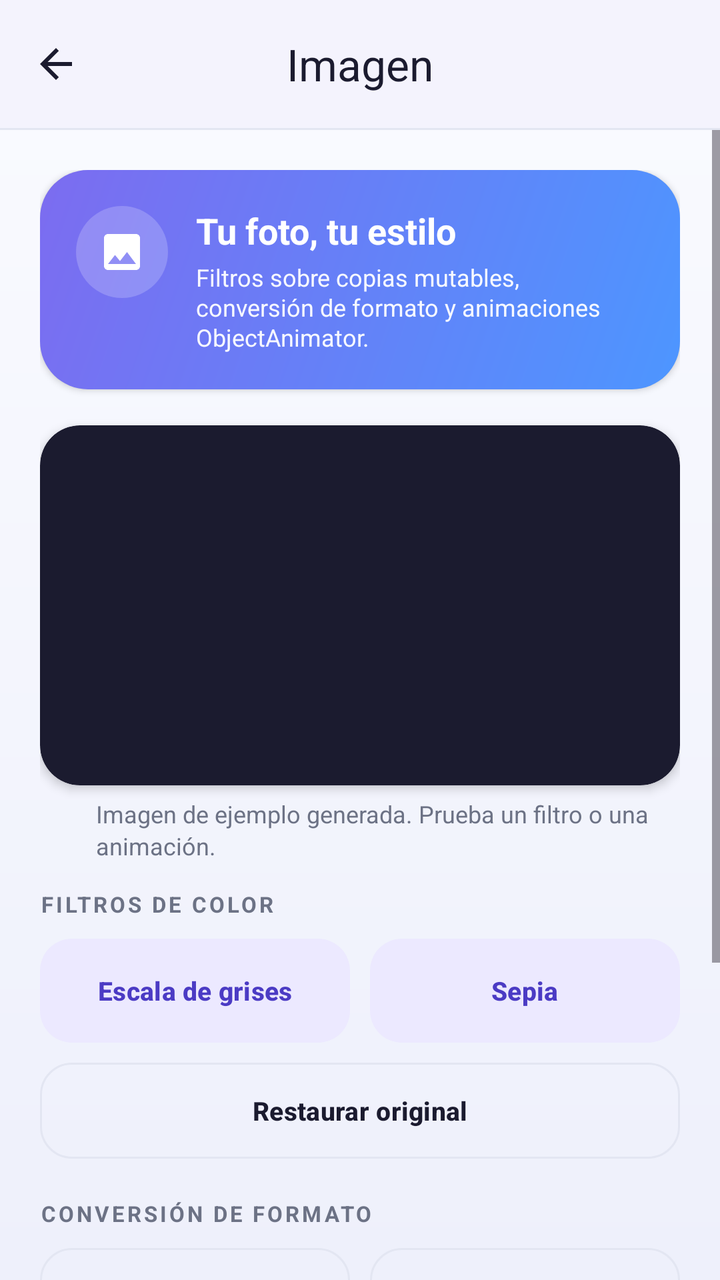
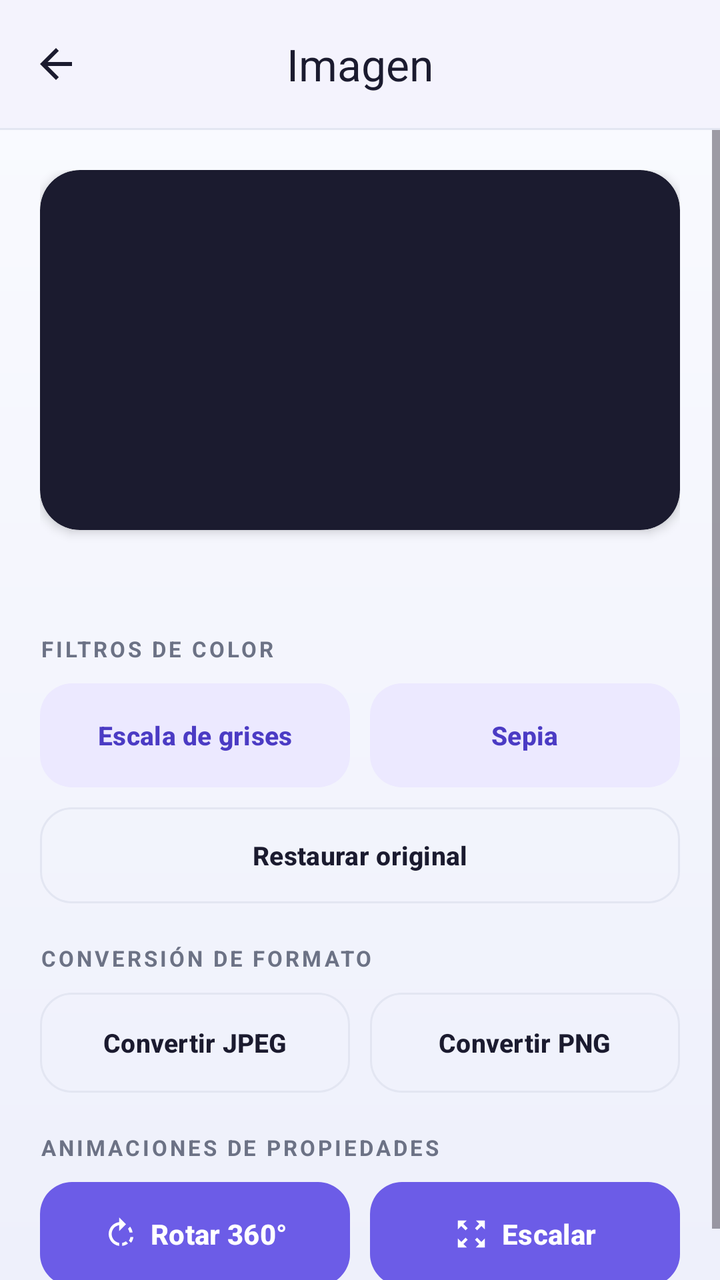

Compare the two renders of this Android layout. The source of the first and the diff that turns it into the second are given below.
<!-- AndroidManifest.xml: application theme Theme.ActividadEvaluable2 -->
<!-- res/layout/activity_imagen.xml -->
<?xml version="1.0" encoding="utf-8"?>
<androidx.constraintlayout.widget.ConstraintLayout xmlns:android="http://schemas.android.com/apk/res/android"
    xmlns:app="http://schemas.android.com/apk/res-auto"
    xmlns:tools="http://schemas.android.com/tools"
    android:id="@+id/imagenRoot"
    android:layout_width="match_parent"
    android:layout_height="match_parent"
    android:background="@drawable/bg_app_gradient"
    tools:context=".ImagenActivity">

    
    <com.google.android.material.appbar.MaterialToolbar
        android:id="@+id/toolbarImagen"
        android:layout_width="0dp"
        android:layout_height="?attr/actionBarSize"
        android:background="@color/surface"
        android:elevation="2dp"
        app:layout_constraintEnd_toEndOf="parent"
        app:layout_constraintStart_toStartOf="parent"
        app:layout_constraintTop_toTopOf="parent"
        app:navigationIcon="@drawable/ic_back"
        app:navigationIconTint="@color/text_primary"
        app:title="@string/imagen_title"
        app:titleCentered="true"
        app:titleTextColor="@color/text_primary" />

    <View
        android:id="@+id/dividerImagen"
        android:layout_width="0dp"
        android:layout_height="1dp"
        android:background="@color/divider"
        app:layout_constraintEnd_toEndOf="parent"
        app:layout_constraintStart_toStartOf="parent"
        app:layout_constraintTop_toBottomOf="@id/toolbarImagen" />

    <ScrollView
        android:id="@+id/scrollImagen"
        android:layout_width="0dp"
        android:layout_height="0dp"
        android:clipToPadding="false"
        android:fillViewport="true"
        app:layout_constraintBottom_toBottomOf="parent"
        app:layout_constraintEnd_toEndOf="parent"
        app:layout_constraintStart_toStartOf="parent"
        app:layout_constraintTop_toBottomOf="@id/dividerImagen">

        <androidx.constraintlayout.widget.ConstraintLayout
            android:layout_width="match_parent"
            android:layout_height="wrap_content"
            android:paddingStart="20dp"
            android:paddingTop="20dp"
            android:paddingEnd="20dp"
            android:paddingBottom="24dp">

            
            <androidx.constraintlayout.widget.ConstraintLayout
                android:id="@+id/heroImagen"
                android:layout_width="0dp"
                android:layout_height="wrap_content"
                android:background="@drawable/bg_hero_imagen"
                android:elevation="2dp"
                android:padding="18dp"
                app:layout_constraintEnd_toEndOf="parent"
                app:layout_constraintStart_toStartOf="parent"
                app:layout_constraintTop_toTopOf="parent">

                <ImageView
                    android:id="@+id/iconHeroImagen"
                    android:layout_width="46dp"
                    android:layout_height="46dp"
                    android:background="@drawable/bg_circle_translucent"
                    android:contentDescription="@null"
                    android:importantForAccessibility="no"
                    android:padding="11dp"
                    android:src="@drawable/ic_image"
                    app:layout_constraintStart_toStartOf="parent"
                    app:layout_constraintTop_toTopOf="parent"
                    app:tint="@color/white" />

                <TextView
                    android:id="@+id/titleHeroImagen"
                    android:layout_width="0dp"
                    android:layout_height="wrap_content"
                    android:layout_marginStart="14dp"
                    android:layout_marginEnd="8dp"
                    android:text="@string/imagen_hero_title"
                    android:textColor="@color/white"
                    android:textSize="18sp"
                    android:textStyle="bold"
                    app:layout_constraintEnd_toEndOf="parent"
                    app:layout_constraintStart_toEndOf="@id/iconHeroImagen"
                    app:layout_constraintTop_toTopOf="@id/iconHeroImagen" />

                <TextView
                    android:id="@+id/descHeroImagen"
                    android:layout_width="0dp"
                    android:layout_height="wrap_content"
                    android:layout_marginStart="14dp"
                    android:layout_marginTop="3dp"
                    android:layout_marginEnd="8dp"
                    android:lineSpacingExtra="1dp"
                    android:text="@string/imagen_hero_desc"
                    android:textColor="#F2FFFFFF"
                    android:textSize="12sp"
                    app:layout_constraintBottom_toBottomOf="parent"
                    app:layout_constraintEnd_toEndOf="parent"
                    app:layout_constraintStart_toEndOf="@id/iconHeroImagen"
                    app:layout_constraintTop_toBottomOf="@id/titleHeroImagen" />

            </androidx.constraintlayout.widget.ConstraintLayout>

            
            <com.google.android.material.card.MaterialCardView
                android:id="@+id/cardImagenMostrada"
                android:layout_width="0dp"
                android:layout_height="wrap_content"
                android:layout_marginTop="18dp"
                app:cardBackgroundColor="@color/text_primary"
                app:cardCornerRadius="20dp"
                app:cardElevation="3dp"
                app:layout_constraintEnd_toEndOf="parent"
                app:layout_constraintStart_toStartOf="parent"
                app:layout_constraintTop_toBottomOf="@id/heroImagen"
                app:strokeWidth="0dp">

                <ImageView
                    android:id="@+id/ivImagen"
                    android:layout_width="match_parent"
                    android:layout_height="wrap_content"
                    android:adjustViewBounds="true"
                    android:contentDescription="@string/imagen_descripcion"
                    android:minHeight="180dp"
                    android:scaleType="fitCenter" />
            </com.google.android.material.card.MaterialCardView>

            
            <ProgressBar
                android:id="@+id/progressImagen"
                android:layout_width="20dp"
                android:layout_height="20dp"
                android:layout_marginTop="12dp"
                android:indeterminateTint="@color/primary"
                android:visibility="invisible"
                app:layout_constraintStart_toStartOf="parent"
                app:layout_constraintTop_toBottomOf="@id/cardImagenMostrada" />

            <TextView
                android:id="@+id/tvEstadoImagen"
                android:layout_width="0dp"
                android:layout_height="wrap_content"
                android:layout_marginStart="8dp"
                android:lineSpacingExtra="2dp"
                android:text="@string/imagen_estado_inicial"
                android:textColor="@color/text_secondary"
                android:textSize="12sp"
                app:layout_constraintBottom_toBottomOf="@id/progressImagen"
                app:layout_constraintEnd_toEndOf="parent"
                app:layout_constraintStart_toEndOf="@id/progressImagen"
                app:layout_constraintTop_toTopOf="@id/progressImagen" />

            
            <TextView
                android:id="@+id/tituloFiltros"
                style="@style/Widget.App.SectionTitle"
                android:layout_width="wrap_content"
                android:layout_height="wrap_content"
                android:layout_marginTop="20dp"
                android:text="@string/seccion_filtros"
                app:layout_constraintStart_toStartOf="parent"
                app:layout_constraintTop_toBottomOf="@id/progressImagen" />

            <com.google.android.material.button.MaterialButton
                android:id="@+id/btnGrises"
                style="@style/Widget.App.Button.Tonal"
                android:layout_width="0dp"
                android:layout_height="52dp"
                android:layout_marginTop="10dp"
                android:layout_marginEnd="5dp"
                android:text="@string/btn_grises"
                app:layout_constraintEnd_toStartOf="@id/btnSepia"
                app:layout_constraintHorizontal_chainStyle="spread"
                app:layout_constraintStart_toStartOf="parent"
                app:layout_constraintTop_toBottomOf="@id/tituloFiltros" />

            <com.google.android.material.button.MaterialButton
                android:id="@+id/btnSepia"
                style="@style/Widget.App.Button.Tonal"
                android:layout_width="0dp"
                android:layout_height="52dp"
                android:layout_marginStart="5dp"
                android:layout_marginTop="10dp"
                android:text="@string/btn_sepia"
                app:layout_constraintEnd_toEndOf="parent"
                app:layout_constraintStart_toEndOf="@id/btnGrises"
                app:layout_constraintTop_toBottomOf="@id/tituloFiltros" />

            <com.google.android.material.button.MaterialButton
                android:id="@+id/btnRestaurar"
                style="@style/Widget.App.Button.Outlined"
                android:layout_width="0dp"
                android:layout_height="48dp"
                android:layout_marginTop="10dp"
                android:text="@string/btn_restaurar"
                app:layout_constraintEnd_toEndOf="parent"
                app:layout_constraintStart_toStartOf="parent"
                app:layout_constraintTop_toBottomOf="@id/btnGrises" />

            
            <TextView
                android:id="@+id/tituloFormatos"
                style="@style/Widget.App.SectionTitle"
                android:layout_width="wrap_content"
                android:layout_height="wrap_content"
                android:layout_marginTop="20dp"
                android:text="@string/seccion_formatos"
                app:layout_constraintStart_toStartOf="parent"
                app:layout_constraintTop_toBottomOf="@id/btnRestaurar" />

            <com.google.android.material.button.MaterialButton
                android:id="@+id/btnJpeg"
                style="@style/Widget.App.Button.Outlined"
                android:layout_width="0dp"
                android:layout_height="50dp"
                android:layout_marginTop="10dp"
                android:layout_marginEnd="5dp"
                android:text="@string/btn_jpeg"
                app:layout_constraintEnd_toStartOf="@id/btnPng"
                app:layout_constraintHorizontal_chainStyle="spread"
                app:layout_constraintStart_toStartOf="parent"
                app:layout_constraintTop_toBottomOf="@id/tituloFormatos" />

            <com.google.android.material.button.MaterialButton
                android:id="@+id/btnPng"
                style="@style/Widget.App.Button.Outlined"
                android:layout_width="0dp"
                android:layout_height="50dp"
                android:layout_marginStart="5dp"
                android:layout_marginTop="10dp"
                android:text="@string/btn_png"
                app:layout_constraintEnd_toEndOf="parent"
                app:layout_constraintStart_toEndOf="@id/btnJpeg"
                app:layout_constraintTop_toBottomOf="@id/tituloFormatos" />

            
            <TextView
                android:id="@+id/tituloAnimaciones"
                style="@style/Widget.App.SectionTitle"
                android:layout_width="wrap_content"
                android:layout_height="wrap_content"
                android:layout_marginTop="20dp"
                android:text="@string/seccion_animaciones"
                app:layout_constraintStart_toStartOf="parent"
                app:layout_constraintTop_toBottomOf="@id/btnJpeg" />

            <com.google.android.material.button.MaterialButton
                android:id="@+id/btnRotar"
                style="@style/Widget.App.Button"
                android:layout_width="0dp"
                android:layout_height="52dp"
                android:layout_marginTop="10dp"
                android:layout_marginEnd="5dp"
                android:text="@string/btn_rotar"
                app:icon="@drawable/ic_rotate"
                app:layout_constraintEnd_toStartOf="@id/btnEscalar"
                app:layout_constraintHorizontal_chainStyle="spread"
                app:layout_constraintStart_toStartOf="parent"
                app:layout_constraintTop_toBottomOf="@id/tituloAnimaciones" />

            <com.google.android.material.button.MaterialButton
                android:id="@+id/btnEscalar"
                style="@style/Widget.App.Button"
                android:layout_width="0dp"
                android:layout_height="52dp"
                android:layout_marginStart="5dp"
                android:layout_marginTop="10dp"
                android:text="@string/btn_escala"
                app:icon="@drawable/ic_scale"
                app:layout_constraintEnd_toEndOf="parent"
                app:layout_constraintStart_toEndOf="@id/btnRotar"
                app:layout_constraintTop_toBottomOf="@id/tituloAnimaciones" />

            
            <TextView
                android:id="@+id/tvNotaImagen"
                android:layout_width="0dp"
                android:layout_height="wrap_content"
                android:layout_marginTop="18dp"
                android:lineSpacingExtra="3dp"
                android:text="@string/imagen_nota"
                android:textColor="@color/text_secondary"
                android:textSize="11sp"
                app:layout_constraintEnd_toEndOf="parent"
                app:layout_constraintStart_toStartOf="parent"
                app:layout_constraintTop_toBottomOf="@id/btnRotar" />

        </androidx.constraintlayout.widget.ConstraintLayout>
    </ScrollView>

</androidx.constraintlayout.widget.ConstraintLayout>
<!-- resources referenced by this layout -->
<resources>
  <color name="divider">#E3E6F2</color>
  <color name="primary">#6C5CE7</color>
  <color name="surface">#FFFFFF</color>
  <color name="text_primary">#1B1B2F</color>
  <color name="text_secondary">#6C7285</color>
  <color name="white">#FFFFFFFF</color>
  <!-- drawable bg_app_gradient (drawable) -->
  <?xml version="1.0" encoding="utf-8"?>
  <shape xmlns:android="http://schemas.android.com/apk/res/android"
      android:shape="rectangle">
      <gradient
          android:angle="270"
          android:endColor="#EEF0FB"
          android:startColor="#FAFBFF"
          android:type="linear" />
  </shape>
  <!-- drawable bg_circle_translucent (drawable) -->
  <?xml version="1.0" encoding="utf-8"?>
  <shape xmlns:android="http://schemas.android.com/apk/res/android"
      android:shape="oval">
      <solid android:color="#33FFFFFF" />
  </shape>
  <!-- drawable bg_hero_imagen (drawable) -->
  <?xml version="1.0" encoding="utf-8"?>
  <shape xmlns:android="http://schemas.android.com/apk/res/android"
      android:shape="rectangle">
      <gradient
          android:angle="135"
          android:endColor="#7C6CF0"
          android:startColor="#4D96FF"
          android:type="linear" />
      <corners android:radius="24dp" />
  </shape>
  <!-- drawable ic_back (drawable) -->
  <?xml version="1.0" encoding="utf-8"?>
  <vector xmlns:android="http://schemas.android.com/apk/res/android"
      android:width="24dp"
      android:height="24dp"
      android:viewportWidth="24"
      android:viewportHeight="24">
      <path
          android:fillColor="#FF000000"
          android:pathData="M20,11H7.83l5.59,-5.59L12,4l-8,8 8,8 1.41,-1.41L7.83,13H20v-2z" />
  </vector>
  <!-- drawable ic_image (drawable) -->
  <?xml version="1.0" encoding="utf-8"?>
  <vector xmlns:android="http://schemas.android.com/apk/res/android"
      android:width="24dp"
      android:height="24dp"
      android:viewportWidth="24"
      android:viewportHeight="24">
      <path
          android:fillColor="#FF000000"
          android:pathData="M21,19V5c0,-1.1 -0.9,-2 -2,-2H5c-1.1,0 -2,0.9 -2,2v14c0,1.1 0.9,2 2,2h14c1.1,0 2,-0.9 2,-2zM8.5,13.5l2.5,3.01L14.5,12l4.5,6H5l3.5,-4.5z" />
  </vector>
  <string name="btn_escala">Escalar</string>
  <string name="btn_grises">Escala de grises</string>
  <string name="btn_jpeg">Convertir JPEG</string>
  <string name="btn_png">Convertir PNG</string>
  <string name="btn_restaurar">Restaurar original</string>
  <string name="btn_rotar">Rotar 360°</string>
  <string name="btn_sepia">Sepia</string>
  <string name="imagen_descripcion">Imagen de ejemplo con degradado, sol y montañas</string>
  <string name="imagen_estado_inicial">Imagen de ejemplo generada. Prueba un filtro o una animación.</string>
  <string name="imagen_hero_desc">Filtros sobre copias mutables, conversión de formato y animaciones ObjectAnimator.</string>
  <string name="imagen_hero_title">Tu foto, tu estilo</string>
  <string name="imagen_nota">Los filtros recorren los píxeles de una copia creada con Bitmap.copy(config, true). La imagen original nunca se modifica, por eso siempre puedes restaurarla.</string>
  <string name="imagen_title">Imagen</string>
  <string name="seccion_animaciones">Animaciones de propiedades</string>
  <string name="seccion_filtros">Filtros de color</string>
  <string name="seccion_formatos">Conversión de formato</string>
  <style name="Widget.App.SectionTitle" parent="">
          <item name="android:textSize">11sp</item>
          <item name="android:textStyle">bold</item>
          <item name="android:letterSpacing">0.12</item>
          <item name="android:textColor">@color/text_secondary</item>
          <item name="android:textAllCaps">true</item>
      </style>
  <style name="Theme.ActividadEvaluable2" parent="Base.Theme.ActividadEvaluable2" />
  <color name="primary_container">#ECE9FF</color>
  <color name="primary_dark">#4B3BC4</color>
  <color name="secondary">#00B894</color>
  <color name="background">#F6F7FC</color>
  <!-- unchanged entries left out for length: 6 -->
</resources>

<!-- the commit's change to res/layout/activity_imagen.xml (unified diff, before → after) -->
@@ -53,74 +53,16 @@
             android:paddingBottom="24dp">
 
             
-            <androidx.constraintlayout.widget.ConstraintLayout
-                android:id="@+id/heroImagen"
-                android:layout_width="0dp"
-                android:layout_height="wrap_content"
-                android:background="@drawable/bg_hero_imagen"
-                android:elevation="2dp"
-                android:padding="18dp"
-                app:layout_constraintEnd_toEndOf="parent"
-                app:layout_constraintStart_toStartOf="parent"
-                app:layout_constraintTop_toTopOf="parent">
-
-                <ImageView
-                    android:id="@+id/iconHeroImagen"
-                    android:layout_width="46dp"
-                    android:layout_height="46dp"
-                    android:background="@drawable/bg_circle_translucent"
-                    android:contentDescription="@null"
-                    android:importantForAccessibility="no"
-                    android:padding="11dp"
-                    android:src="@drawable/ic_image"
-                    app:layout_constraintStart_toStartOf="parent"
-                    app:layout_constraintTop_toTopOf="parent"
-                    app:tint="@color/white" />
-
-                <TextView
-                    android:id="@+id/titleHeroImagen"
-                    android:layout_width="0dp"
-                    android:layout_height="wrap_content"
-                    android:layout_marginStart="14dp"
-                    android:layout_marginEnd="8dp"
-                    android:text="@string/imagen_hero_title"
-                    android:textColor="@color/white"
-                    android:textSize="18sp"
-                    android:textStyle="bold"
-                    app:layout_constraintEnd_toEndOf="parent"
-                    app:layout_constraintStart_toEndOf="@id/iconHeroImagen"
-                    app:layout_constraintTop_toTopOf="@id/iconHeroImagen" />
-
-                <TextView
-                    android:id="@+id/descHeroImagen"
-                    android:layout_width="0dp"
-                    android:layout_height="wrap_content"
-                    android:layout_marginStart="14dp"
-                    android:layout_marginTop="3dp"
-                    android:layout_marginEnd="8dp"
-                    android:lineSpacingExtra="1dp"
-                    android:text="@string/imagen_hero_desc"
-                    android:textColor="#F2FFFFFF"
-                    android:textSize="12sp"
-                    app:layout_constraintBottom_toBottomOf="parent"
-                    app:layout_constraintEnd_toEndOf="parent"
-                    app:layout_constraintStart_toEndOf="@id/iconHeroImagen"
-                    app:layout_constraintTop_toBottomOf="@id/titleHeroImagen" />
-
-            </androidx.constraintlayout.widget.ConstraintLayout>
-
-            
             <com.google.android.material.card.MaterialCardView
                 android:id="@+id/cardImagenMostrada"
                 android:layout_width="0dp"
                 android:layout_height="wrap_content"
-                android:layout_marginTop="18dp"
                 app:cardBackgroundColor="@color/text_primary"
                 app:cardCornerRadius="20dp"
                 app:cardElevation="3dp"
                 app:layout_constraintEnd_toEndOf="parent"
                 app:layout_constraintStart_toStartOf="parent"
-                app:layout_constraintTop_toBottomOf="@id/heroImagen"
+                app:layout_constraintTop_toTopOf="parent"
                 app:strokeWidth="0dp">
 
                 <ImageView
@@ -144,20 +86,6 @@
                 app:layout_constraintStart_toStartOf="parent"
                 app:layout_constraintTop_toBottomOf="@id/cardImagenMostrada" />
 
-            <TextView
-                android:id="@+id/tvEstadoImagen"
-                android:layout_width="0dp"
-                android:layout_height="wrap_content"
-                android:layout_marginStart="8dp"
-                android:lineSpacingExtra="2dp"
-                android:text="@string/imagen_estado_inicial"
-                android:textColor="@color/text_secondary"
-                android:textSize="12sp"
-                app:layout_constraintBottom_toBottomOf="@id/progressImagen"
-                app:layout_constraintEnd_toEndOf="parent"
-                app:layout_constraintStart_toEndOf="@id/progressImagen"
-                app:layout_constraintTop_toTopOf="@id/progressImagen" />
-
             
             <TextView
                 android:id="@+id/tituloFiltros"
@@ -279,20 +207,6 @@
                 app:layout_constraintStart_toEndOf="@id/btnRotar"
                 app:layout_constraintTop_toBottomOf="@id/tituloAnimaciones" />
 
-            
-            <TextView
-                android:id="@+id/tvNotaImagen"
-                android:layout_width="0dp"
-                android:layout_height="wrap_content"
-                android:layout_marginTop="18dp"
-                android:lineSpacingExtra="3dp"
-                android:text="@string/imagen_nota"
-                android:textColor="@color/text_secondary"
-                android:textSize="11sp"
-                app:layout_constraintEnd_toEndOf="parent"
-                app:layout_constraintStart_toStartOf="parent"
-                app:layout_constraintTop_toBottomOf="@id/btnRotar" />
-
         </androidx.constraintlayout.widget.ConstraintLayout>
     </ScrollView>
 
<!-- resource entries referenced after the edit -->
@@ -16,23 +16,6 @@
           android:startColor="#FAFBFF"
           android:type="linear" />
   </shape>
-  <!-- drawable bg_circle_translucent (drawable) -->
-  <?xml version="1.0" encoding="utf-8"?>
-  <shape xmlns:android="http://schemas.android.com/apk/res/android"
-      android:shape="oval">
-      <solid android:color="#33FFFFFF" />
-  </shape>
-  <!-- drawable bg_hero_imagen (drawable) -->
-  <?xml version="1.0" encoding="utf-8"?>
-  <shape xmlns:android="http://schemas.android.com/apk/res/android"
-      android:shape="rectangle">
-      <gradient
-          android:angle="135"
-          android:endColor="#7C6CF0"
-          android:startColor="#4D96FF"
-          android:type="linear" />
-      <corners android:radius="24dp" />
-  </shape>
   <!-- drawable ic_back (drawable) -->
   <?xml version="1.0" encoding="utf-8"?>
   <vector xmlns:android="http://schemas.android.com/apk/res/android"
@@ -44,17 +27,6 @@
           android:fillColor="#FF000000"
           android:pathData="M20,11H7.83l5.59,-5.59L12,4l-8,8 8,8 1.41,-1.41L7.83,13H20v-2z" />
   </vector>
-  <!-- drawable ic_image (drawable) -->
-  <?xml version="1.0" encoding="utf-8"?>
-  <vector xmlns:android="http://schemas.android.com/apk/res/android"
-      android:width="24dp"
-      android:height="24dp"
-      android:viewportWidth="24"
-      android:viewportHeight="24">
-      <path
-          android:fillColor="#FF000000"
-          android:pathData="M21,19V5c0,-1.1 -0.9,-2 -2,-2H5c-1.1,0 -2,0.9 -2,2v14c0,1.1 0.9,2 2,2h14c1.1,0 2,-0.9 2,-2zM8.5,13.5l2.5,3.01L14.5,12l4.5,6H5l3.5,-4.5z" />
-  </vector>
   <string name="btn_escala">Escalar</string>
   <string name="btn_grises">Escala de grises</string>
   <string name="btn_jpeg">Convertir JPEG</string>
@@ -62,11 +34,7 @@
   <string name="btn_restaurar">Restaurar original</string>
   <string name="btn_rotar">Rotar 360°</string>
   <string name="btn_sepia">Sepia</string>
-  <string name="imagen_descripcion">Imagen de ejemplo con degradado, sol y montañas</string>
-  <string name="imagen_estado_inicial">Imagen de ejemplo generada. Prueba un filtro o una animación.</string>
-  <string name="imagen_hero_desc">Filtros sobre copias mutables, conversión de formato y animaciones ObjectAnimator.</string>
-  <string name="imagen_hero_title">Tu foto, tu estilo</string>
-  <string name="imagen_nota">Los filtros recorren los píxeles de una copia creada con Bitmap.copy(config, true). La imagen original nunca se modifica, por eso siempre puedes restaurarla.</string>
+  <string name="imagen_descripcion">Imagen de mi pueblo</string>
   <string name="imagen_title">Imagen</string>
   <string name="seccion_animaciones">Animaciones de propiedades</string>
   <string name="seccion_filtros">Filtros de color</string>
